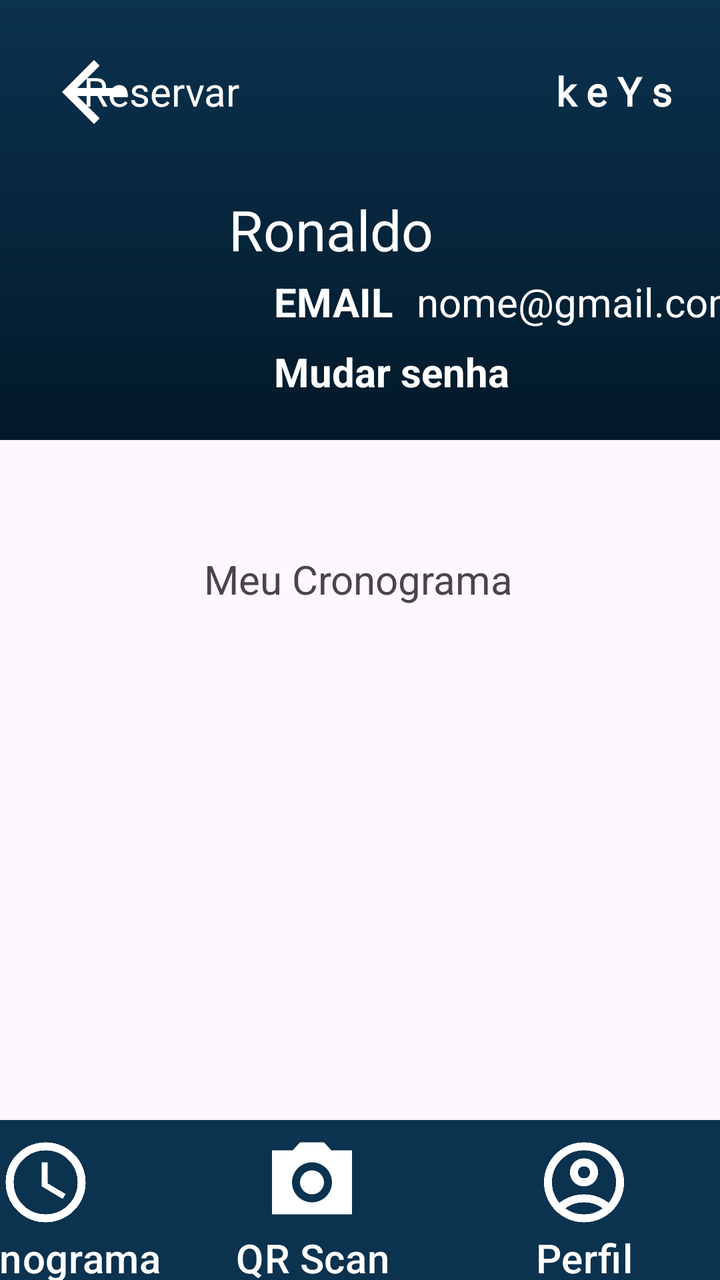
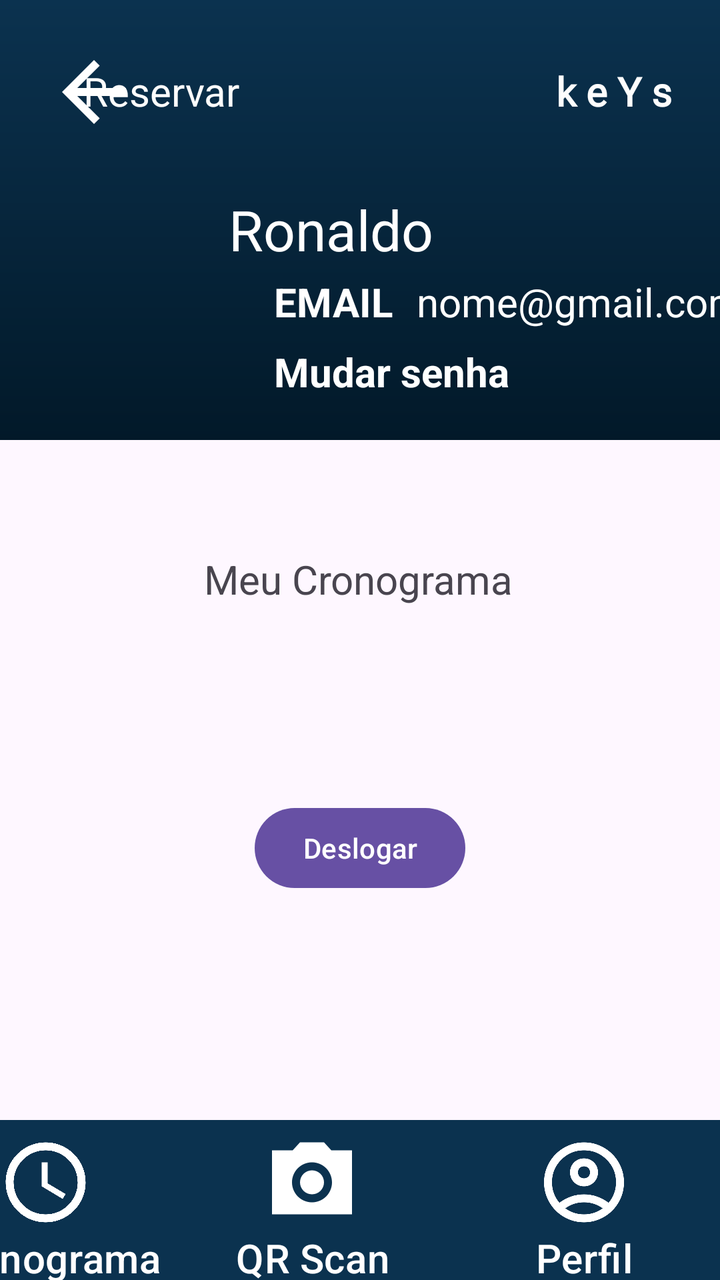

Two renders of the same Android screen: before a commit and after it. Below are the layout's source before the change and the commit's diff.
<!-- AndroidManifest.xml: application theme Theme.AppKeys -->
<!-- res/layout/activity_perfil.xml -->
<?xml version="1.0" encoding="utf-8"?>
<androidx.constraintlayout.widget.ConstraintLayout xmlns:android="http://schemas.android.com/apk/res/android"
    xmlns:app="http://schemas.android.com/apk/res-auto"
    xmlns:tools="http://schemas.android.com/tools"
    android:id="@+id/main"
    android:layout_width="match_parent"
    android:layout_height="match_parent"
    tools:context=".views.PerfilActivity">

    <TextView
        android:id="@+id/txv_reservado_por"
        android:layout_width="wrap_content"
        android:layout_height="wrap_content"
        android:layout_marginTop="56dp"
        android:text="Meu Cronograma"
        android:textSize="20sp"
        app:layout_constraintEnd_toEndOf="parent"
        app:layout_constraintHorizontal_bias="0.497"
        app:layout_constraintStart_toStartOf="parent"
        app:layout_constraintTop_toBottomOf="@+id/frameLayout" />

    <FrameLayout
        android:id="@+id/frameLayout"
        android:layout_width="match_parent"
        android:layout_height="220dp"
        android:background="@drawable/background_gradient"
        app:layout_constraintStart_toStartOf="parent"
        app:layout_constraintTop_toTopOf="parent">

        <androidx.constraintlayout.widget.ConstraintLayout
            android:layout_width="match_parent"
            android:layout_height="match_parent">

            <TextView
                android:id="@+id/txv_keys"
                android:layout_width="wrap_content"
                android:layout_height="wrap_content"
                android:layout_marginTop="32dp"
                android:layout_marginEnd="24dp"
                android:fontFamily="@font/major_mono_display"
                android:text="k e Y s"
                android:textColor="#FDFDFD"
                android:textSize="20sp"
                android:textStyle="bold"
                app:layout_constraintEnd_toEndOf="parent"
                app:layout_constraintHorizontal_bias="1.0"
                app:layout_constraintStart_toEndOf="@+id/txv_title_reserva"
                app:layout_constraintTop_toTopOf="parent" />

            <TextView
                android:id="@+id/txv_title_reserva"
                android:layout_width="wrap_content"
                android:layout_height="wrap_content"
                android:layout_marginTop="32dp"
                android:layout_marginEnd="240dp"
                android:text="Reservar"
                android:textColor="#FDFDFD"
                android:textSize="20sp"
                app:layout_constraintEnd_toEndOf="parent"
                app:layout_constraintTop_toTopOf="parent" />

            <ImageButton
                android:id="@+id/imgb_voltar"
                android:layout_width="62dp"
                android:layout_height="60dp"
                android:layout_marginStart="16dp"
                android:layout_marginTop="16dp"
                android:background="@null"
                android:contentDescription="Voltar"
                android:scaleX="2"
                android:scaleY="2"
                android:src="@drawable/ic_return"
                app:layout_constraintStart_toStartOf="parent"
                app:layout_constraintTop_toTopOf="parent" />

            <TextView
                android:id="@+id/txv_titulo_sala"
                android:layout_width="wrap_content"
                android:layout_height="wrap_content"
                android:layout_marginTop="96dp"
                android:text="Ronaldo"
                android:textColor="#FFFFFF"
                android:textSize="28sp"
                android:textStyle="normal"
                app:layout_constraintEnd_toEndOf="parent"
                app:layout_constraintHorizontal_bias="0.444"
                app:layout_constraintStart_toStartOf="parent"
                app:layout_constraintTop_toTopOf="parent" />

            <TextView
                android:id="@+id/txv_titulo_sala2"
                android:layout_width="wrap_content"
                android:layout_height="wrap_content"
                android:layout_marginStart="12dp"
                android:layout_marginTop="4dp"
                android:text="nome@gmail.com"
                android:textColor="#FFFFFF"
                android:textSize="20sp"
                android:textStyle="normal"
                app:layout_constraintStart_toEndOf="@+id/txv_status_sala"
                app:layout_constraintTop_toBottomOf="@+id/txv_titulo_sala" />

            <TextView
                android:id="@+id/txv_status_sala"
                android:layout_width="wrap_content"
                android:layout_height="wrap_content"
                android:layout_marginStart="16dp"
                android:layout_marginTop="4dp"
                android:text="EMAIL"
                android:textColor="#FFFFFF"
                android:textSize="20sp"
                android:textStyle="bold"
                app:layout_constraintStart_toEndOf="@+id/imv_usuario"
                app:layout_constraintTop_toBottomOf="@+id/txv_titulo_sala" />

            <TextView
                android:id="@+id/txv_status_sala2"
                android:layout_width="wrap_content"
                android:layout_height="wrap_content"
                android:layout_marginStart="16dp"
                android:layout_marginTop="8dp"
                android:text="Mudar senha"
                android:textColor="#FFFFFF"
                android:textSize="20sp"
                android:textStyle="bold"
                app:layout_constraintStart_toEndOf="@+id/imv_usuario"
                app:layout_constraintTop_toBottomOf="@+id/txv_status_sala" />

            <ImageView
                android:id="@+id/imv_usuario"
                android:layout_width="105dp"
                android:layout_height="104dp"
                android:layout_marginStart="16dp"
                android:layout_marginTop="96dp"
                app:layout_constraintStart_toStartOf="parent"
                app:layout_constraintTop_toTopOf="parent"
                app:srcCompat="@android:drawable/sym_def_app_icon" />

        </androidx.constraintlayout.widget.ConstraintLayout>

    </FrameLayout>

    <com.google.android.material.bottomnavigation.BottomNavigationView
        android:id="@+id/bottomNavigationView"
        android:layout_width="match_parent"
        android:layout_height="0dp"
        android:background="@color/gradientInicio"
        app:layout_constraintBottom_toBottomOf="parent"
        app:layout_constraintEnd_toEndOf="parent"
        app:layout_constraintStart_toStartOf="parent">

        <androidx.constraintlayout.widget.ConstraintLayout
            android:layout_width="match_parent"
            android:layout_height="match_parent">

            <Button
                android:id="@+id/btn_qr_scan"
                android:layout_width="wrap_content"
                android:layout_height="wrap_content"
                android:layout_marginTop="16dp"
                android:layout_marginEnd="48dp"
                android:backgroundTint="#00FFFFFF"
                android:drawableTop="@drawable/ic_qr_scan"
                android:drawableTint="#FFFFFF"
                android:scaleX="2"
                android:scaleY="2"
                android:text="QR Scan"
                android:textSize="10sp"
                app:iconGravity="start"
                app:iconPadding="0dp"
                app:layout_constraintEnd_toStartOf="@+id/btn_perfil"
                app:layout_constraintTop_toTopOf="parent" />

            <Button
                android:id="@+id/btn_perfil"
                android:layout_width="wrap_content"
                android:layout_height="wrap_content"
                android:layout_marginTop="16dp"
                android:layout_marginEnd="24dp"
                android:backgroundTint="#00FFFFFF"
                android:drawableTop="@drawable/ic_user"
                android:drawableTint="#FFFFFF"
                android:scaleX="2"
                android:scaleY="2"
                android:text="Perfil"
                android:textSize="10sp"
                app:iconGravity="start"
                app:iconPadding="0dp"
                app:layout_constraintEnd_toEndOf="parent"
                app:layout_constraintTop_toTopOf="parent" />

            <Button
                android:id="@+id/btn_cronograma"
                android:layout_width="wrap_content"
                android:layout_height="wrap_content"
                android:layout_marginTop="16dp"
                android:layout_marginEnd="48dp"
                android:backgroundTint="#00FFFFFF"
                android:drawableTop="@drawable/ic_clock"
                android:drawableTint="#FFFFFF"
                android:scaleX="2"
                android:scaleY="2"
                android:text="Cronograma"
                android:textSize="10sp"
                app:iconGravity="start"
                app:iconPadding="0dp"
                app:layout_constraintEnd_toStartOf="@+id/btn_qr_scan"
                app:layout_constraintHorizontal_bias="0.727"
                app:layout_constraintStart_toStartOf="parent"
                app:layout_constraintTop_toTopOf="parent" />

        </androidx.constraintlayout.widget.ConstraintLayout>

    </com.google.android.material.bottomnavigation.BottomNavigationView>

    <androidx.recyclerview.widget.RecyclerView
        android:layout_width="360dp"
        android:layout_height="506dp"
        android:layout_marginStart="1dp"
        android:layout_marginTop="28dp"
        android:layout_marginEnd="1dp"
        app:layout_constraintEnd_toEndOf="parent"
        app:layout_constraintHorizontal_bias="0.489"
        app:layout_constraintStart_toStartOf="parent"
        app:layout_constraintTop_toBottomOf="@+id/txv_reservado_por" />
</androidx.constraintlayout.widget.ConstraintLayout>
<!-- resources referenced by this layout -->
<resources>
  <color name="gradientInicio">#FF0B324F</color>
  <!-- drawable background_gradient (drawable) -->
  <?xml version="1.0" encoding="utf-8"?>
  <shape xmlns:android="http://schemas.android.com/apk/res/android" android:shape="rectangle">
      <gradient
          android:startColor="@color/gradientInicio"
          android:endColor="@color/gradienteFinal"
          android:angle="-90"/>
  </shape>
  <!-- drawable ic_clock (drawable) -->
  <vector xmlns:android="http://schemas.android.com/apk/res/android" android:height="24dp" android:tint="#FFFFFF" android:viewportHeight="24" android:viewportWidth="24" android:width="24dp">
        
      <path android:fillColor="@android:color/white" android:pathData="M11.99,2C6.47,2 2,6.48 2,12s4.47,10 9.99,10C17.52,22 22,17.52 22,12S17.52,2 11.99,2zM12,20c-4.42,0 -8,-3.58 -8,-8s3.58,-8 8,-8 8,3.58 8,8 -3.58,8 -8,8zM12.5,7L11,7v6l5.25,3.15 0.75,-1.23 -4.5,-2.67z"/>
      
  </vector>
  <!-- drawable ic_qr_scan (drawable) -->
  <vector xmlns:android="http://schemas.android.com/apk/res/android" android:height="24dp" android:tint="#FFFFFF" android:viewportHeight="24" android:viewportWidth="24" android:width="24dp">
        
      <path android:fillColor="@android:color/white" android:pathData="M12,12m-3,0a3,3 0,1 1,6 0a3,3 0,1 1,-6 0"/>
        
      <path android:fillColor="@android:color/white" android:pathData="M16.83,4L15,2H9L7.17,4H2v16h20V4h-5.17zM12,17c-2.76,0 -5,-2.24 -5,-5s2.24,-5 5,-5 5,2.24 5,5 -2.24,5 -5,5z"/>
      
  </vector>
  <!-- drawable ic_return (drawable) -->
  <vector xmlns:android="http://schemas.android.com/apk/res/android" android:autoMirrored="true" android:height="24dp" android:tint="#FFFFFF" android:viewportHeight="960" android:viewportWidth="960" android:width="24dp">
        
      <path android:fillColor="@android:color/white" android:pathData="M313,520L537,744L480,800L160,480L480,160L537,216L313,440L800,440L800,520L313,520Z"/>
      
  </vector>
  <!-- drawable ic_user (drawable) -->
  <vector xmlns:android="http://schemas.android.com/apk/res/android" android:height="24dp" android:tint="#FFFFFF" android:viewportHeight="960" android:viewportWidth="960" android:width="24dp">
        
      <path android:fillColor="@android:color/white" android:pathData="M234,684Q285,645 348,622.5Q411,600 480,600Q549,600 612,622.5Q675,645 726,684Q761,643 780.5,591Q800,539 800,480Q800,347 706.5,253.5Q613,160 480,160Q347,160 253.5,253.5Q160,347 160,480Q160,539 179.5,591Q199,643 234,684ZM380.5,479.5Q340,439 340,380Q340,321 380.5,280.5Q421,240 480,240Q539,240 579.5,280.5Q620,321 620,380Q620,439 579.5,479.5Q539,520 480,520Q421,520 380.5,479.5ZM480,880Q397,880 324,848.5Q251,817 197,763Q143,709 111.5,636Q80,563 80,480Q80,397 111.5,324Q143,251 197,197Q251,143 324,111.5Q397,80 480,80Q563,80 636,111.5Q709,143 763,197Q817,251 848.5,324Q880,397 880,480Q880,563 848.5,636Q817,709 763,763Q709,817 636,848.5Q563,880 480,880ZM580,784.5Q627,769 666,740Q627,711 580,695.5Q533,680 480,680Q427,680 380,695.5Q333,711 294,740Q333,769 380,784.5Q427,800 480,800Q533,800 580,784.5ZM523,423Q540,406 540,380Q540,354 523,337Q506,320 480,320Q454,320 437,337Q420,354 420,380Q420,406 437,423Q454,440 480,440Q506,440 523,423ZM480,380Q480,380 480,380Q480,380 480,380Q480,380 480,380Q480,380 480,380Q480,380 480,380Q480,380 480,380Q480,380 480,380Q480,380 480,380ZM480,740Q480,740 480,740Q480,740 480,740Q480,740 480,740Q480,740 480,740Q480,740 480,740Q480,740 480,740Q480,740 480,740Q480,740 480,740Z"/>
      
  </vector>
  <style name="Theme.AppKeys" parent="Base.Theme.AppKeys" />
  <color name="gradienteFinal">#FF021929</color>
  <style name="Base.Theme.AppKeys" parent="Theme.Material3.DayNight.NoActionBar">
          
          
      </style>
</resources>

<!-- the commit's change to res/layout/activity_perfil.xml (unified diff, before → after) -->
@@ -214,13 +214,26 @@
     </com.google.android.material.bottomnavigation.BottomNavigationView>
 
     <androidx.recyclerview.widget.RecyclerView
-        android:layout_width="360dp"
-        android:layout_height="506dp"
+        android:id="@+id/rv_reservas"
+        android:layout_width="336dp"
+        android:layout_height="0dp"
         android:layout_marginStart="1dp"
         android:layout_marginTop="28dp"
         android:layout_marginEnd="1dp"
-        app:layout_constraintEnd_toEndOf="parent"
-        app:layout_constraintHorizontal_bias="0.489"
+        app:layout_constraintBottom_toTopOf="@+id/btn_deslogar"
+        app:layout_constraintEnd_toEndOf="parent"
+        app:layout_constraintHorizontal_bias="0.493"
         app:layout_constraintStart_toStartOf="parent"
-        app:layout_constraintTop_toBottomOf="@+id/txv_reservado_por" />
+        app:layout_constraintTop_toBottomOf="@+id/txv_reservado_por"
+        app:layout_constraintVertical_bias="0.0" />
+
+    <Button
+        android:id="@+id/btn_deslogar"
+        android:layout_width="wrap_content"
+        android:layout_height="wrap_content"
+        android:layout_marginBottom="112dp"
+        android:text="Deslogar"
+        app:layout_constraintBottom_toTopOf="@+id/bottomNavigationView"
+        app:layout_constraintEnd_toEndOf="parent"
+        app:layout_constraintStart_toStartOf="parent" />
 </androidx.constraintlayout.widget.ConstraintLayout>
